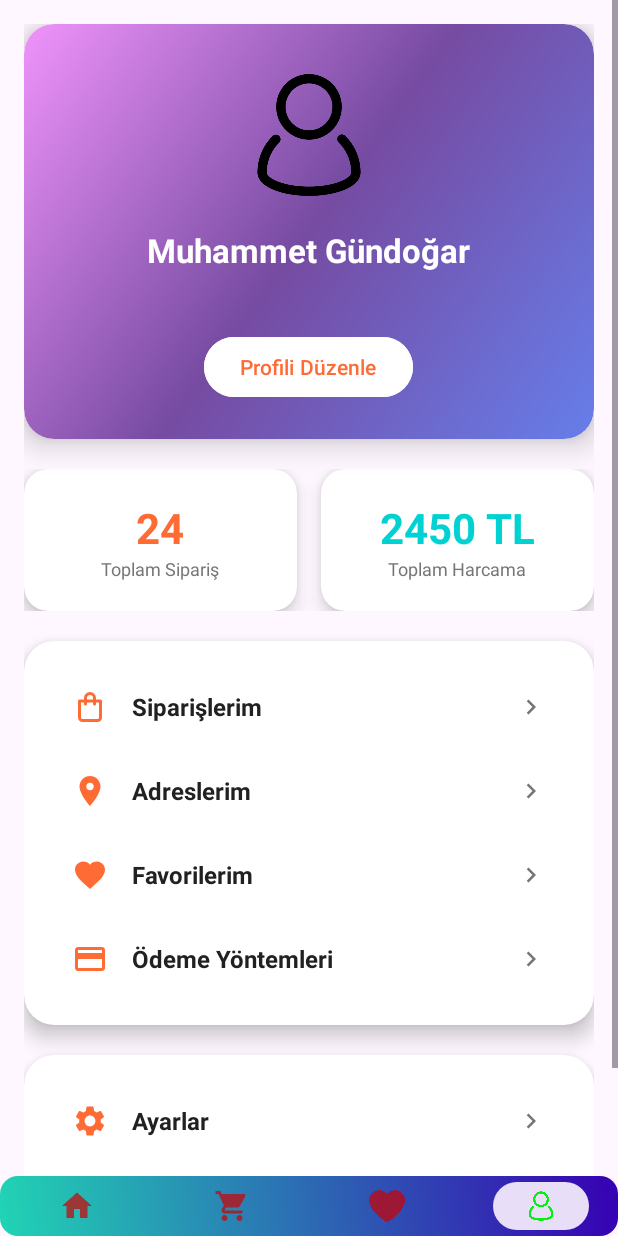
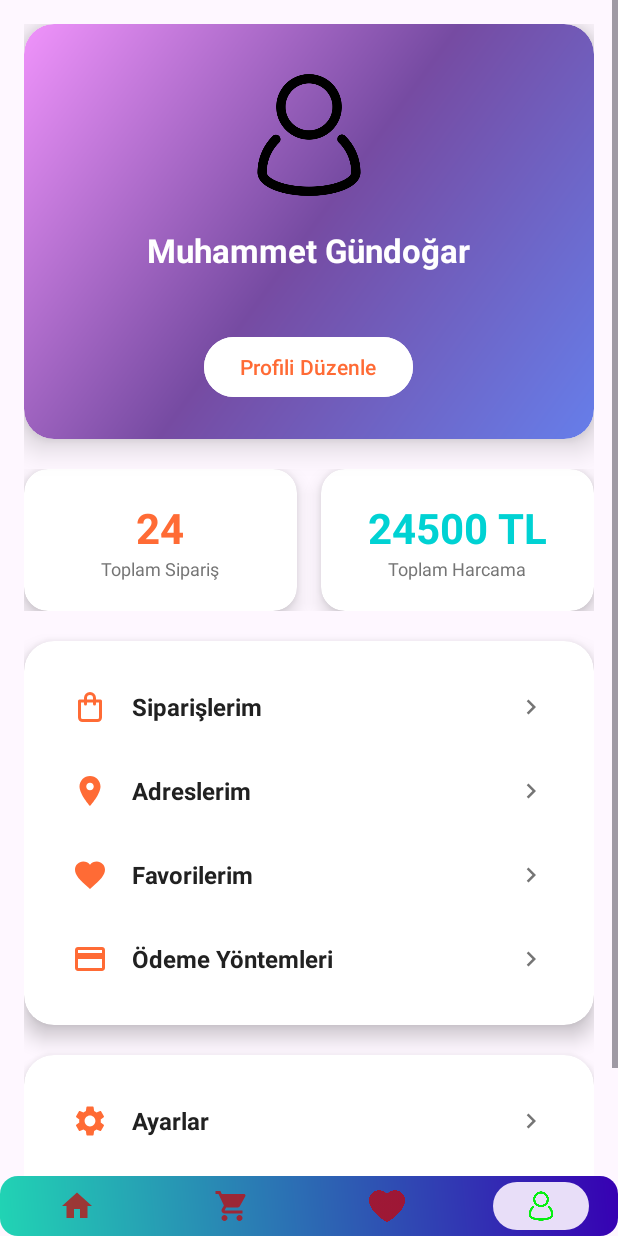
Before and after one commit to bymaskeli53/E-Commerce-Demo, an Android app: the ProfileFragment screen opened through its navigation route, on a phone screen of 412 x 824 dp. Run offline under Robolectric (Android 15) with nearby library versions, the phone set to English and light mode, and no system bars; our stand-ins replace Dagger/Hilt's generated code, Firebase (no records; nobody signed in at launch, a user with empty details on screens opened directly), Room's generated code, Shimmer, navigation-ui; pictures from the network do not load.

Commit message:
Fix: Correct total spent value in profile screen
The total spent amount displayed on the profile screen was incorrect. This commit updates the text in `fragment_profile.xml` to show the accurate value.

Key changes:
- Changed `android:text` for `tv_total_spent` from "2450 TL" to "24500 TL".

```diff
--- a/app/src/main/res/layout/fragment_profile.xml
+++ b/app/src/main/res/layout/fragment_profile.xml
@@ -129,7 +129,7 @@
                         android:id="@+id/tv_total_spent"
                         android:layout_width="wrap_content"
                         android:layout_height="wrap_content"
-                        android:text="2450 TL"
+                        android:text="24500 TL"
                         android:textColor="@color/success_color"
                         android:textSize="28sp"
                         android:textStyle="bold" />
```
